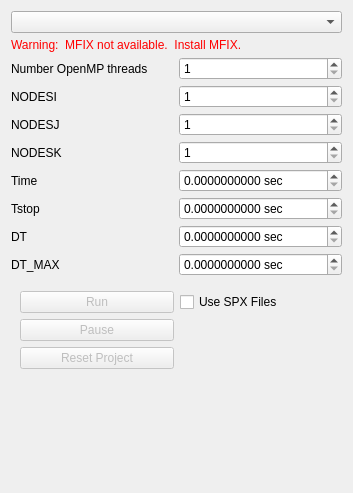
The window that gui/uifiles/run.ui (truongd8593/mfix) describes before a commit, drawn with Qt 5.
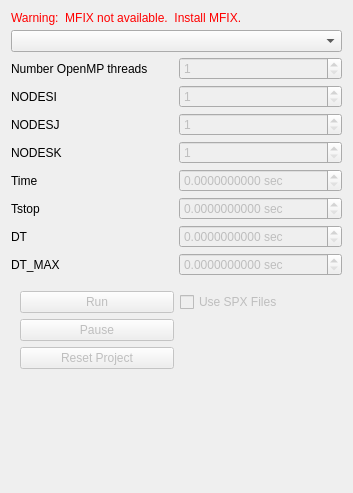
The same window after the commit. Custom widgets are drawn as their Qt base class.

What changed in the file:
```diff
--- a/gui/uifiles/run.ui
+++ b/gui/uifiles/run.ui
@@ -26,7 +26,7 @@
       <property name="spacing">
        <number>5</number>
       </property>
-      <item row="1" column="0" colspan="2">
+      <item row="0" column="0" colspan="2">
        <widget class="QLabel" name="spinbox_mfix_executables_warning">
         <property name="palette">
          <palette>
@@ -477,6 +477,9 @@
       </item>
       <item row="10" column="1">
        <widget class="DoubleSpinBox" name="doublespinbox_keyword_dt_max">
+        <property name="enabled">
+         <bool>false</bool>
+        </property>
         <property name="suffix">
          <string> sec</string>
         </property>
@@ -490,6 +493,9 @@
       </item>
       <item row="9" column="1">
        <widget class="DoubleSpinBox" name="doublespinbox_keyword_dt">
+        <property name="enabled">
+         <bool>false</bool>
+        </property>
         <property name="suffix">
          <string> sec</string>
         </property>
@@ -510,6 +516,9 @@
       </item>
       <item row="7" column="1">
        <widget class="DoubleSpinBox" name="doublespinbox_keyword_time">
+        <property name="enabled">
+         <bool>false</bool>
+        </property>
         <property name="suffix">
          <string> sec</string>
         </property>
@@ -548,12 +557,18 @@
       </item>
       <item row="3" column="1">
        <widget class="SpinBox" name="spinbox_keyword_nodesi">
+        <property name="enabled">
+         <bool>false</bool>
+        </property>
+        <property name="enabled">
+         <bool>false</bool>
+        </property>
         <property name="minimum">
          <number>1</number>
         </property>
        </widget>
       </item>
-      <item row="0" column="0" colspan="2">
+      <item row="1" column="0" colspan="2">
        <widget class="QComboBox" name="spinbox_mfix_executables"/>
       </item>
       <item row="9" column="0">
@@ -565,6 +580,9 @@
       </item>
       <item row="8" column="1">
        <widget class="DoubleSpinBox" name="doublespinbox_keyword_tstop">
+        <property name="enabled">
+         <bool>false</bool>
+        </property>
         <property name="suffix">
          <string> sec</string>
         </property>
@@ -589,6 +607,9 @@
       </item>
       <item row="2" column="1">
        <widget class="QSpinBox" name="openmp_threads">
+        <property name="enabled">
+         <bool>false</bool>
+        </property>
         <property name="minimum">
          <number>1</number>
         </property>
@@ -596,6 +617,9 @@
       </item>
       <item row="5" column="1">
        <widget class="SpinBox" name="spinbox_keyword_nodesk">
+        <property name="enabled">
+         <bool>false</bool>
+        </property>
         <property name="minimum">
          <number>1</number>
         </property>
@@ -603,6 +627,9 @@
       </item>
       <item row="4" column="1">
        <widget class="SpinBox" name="spinbox_keyword_nodesj">
+        <property name="enabled">
+         <bool>false</bool>
+        </property>
         <property name="minimum">
          <number>1</number>
         </property>
@@ -655,6 +682,9 @@
       </item>
       <item row="0" column="1">
        <widget class="QCheckBox" name="use_spx_checkbox">
+        <property name="enabled">
+         <bool>false</bool>
+        </property>
         <property name="text">
          <string>Use SPX Files</string>
         </property>
```
